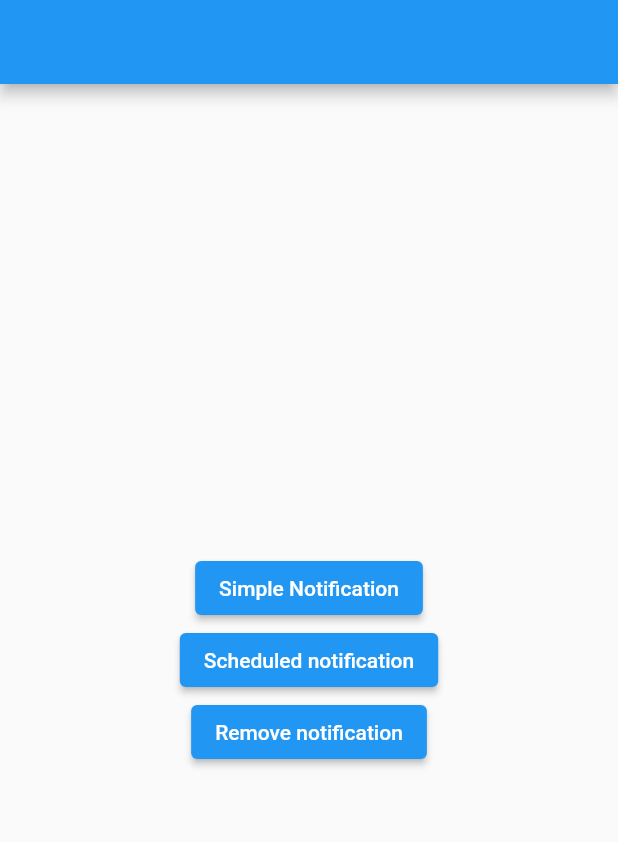
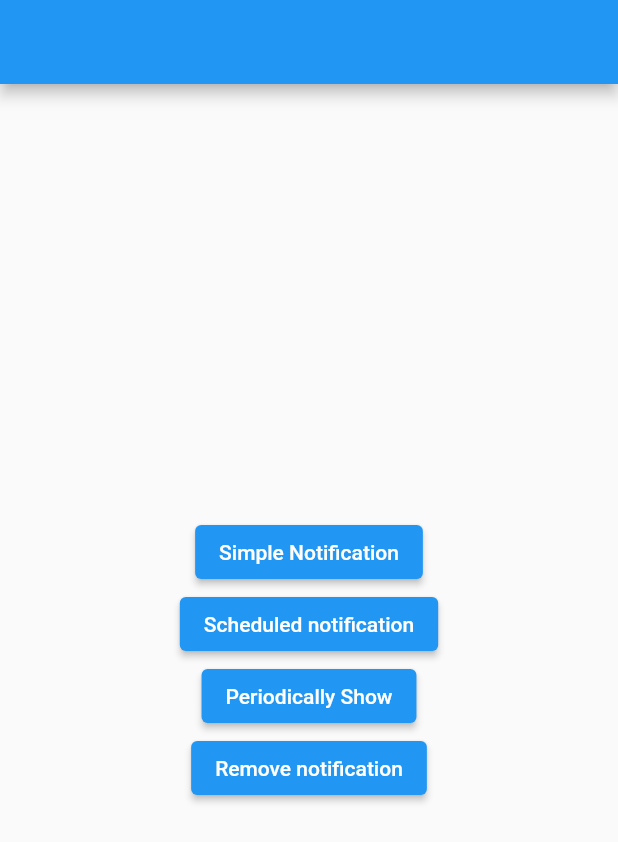
Before and after one commit to HamadaAllipy/local_notification_app, a Flutter app: the screen it shows after launch, on a phone screen of 412 x 824 dp. Shown: the top 842 px of the screen. Run offline on Flutter 3.47's test engine with Material 2 defaults, Android fonts, the phone set to English and light mode, and no system bars; our stand-ins replace flutter_local_notifications, rxdart, timezone.

Commit message:
periodicallyShow

```diff
--- a/lib/view/home_screen.dart
+++ b/lib/view/home_screen.dart
@@ -69,6 +69,14 @@ class _HomeScreenState extends State<HomeScreen> {
               ),
             ),
             ElevatedButton(
+              onPressed: () {
+                NotificationHelper.showScheduledNotificationDaily();
+              },
+              child: const Text(
+                'Periodically Show',
+              ),
+            ),
+            ElevatedButton(
               onPressed: () {},
               child: const Text(
                 'Remove notification',
```
Also changed, not shown: lib/helper/notification_helper.dart (+18 -0 lines).
